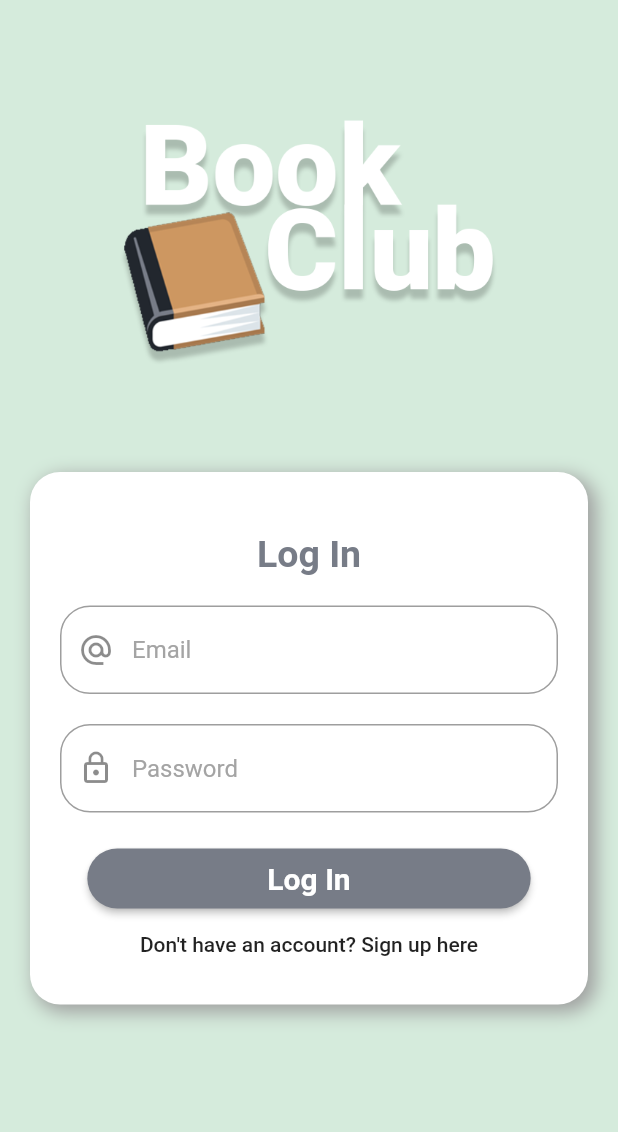
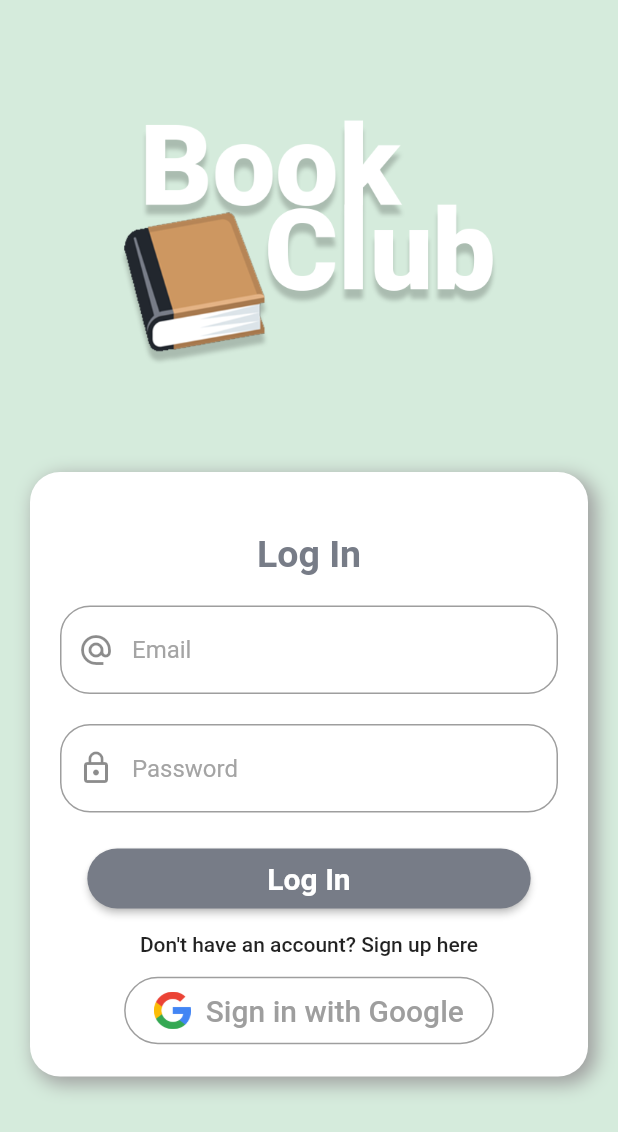
Before and after one commit to davorkomusanac/bookclub, a Flutter app: the screen it shows after launch, on a phone screen of 412 x 824 dp. Shown: the top 1132 px of the screen. Run offline on Flutter 3.47's test engine with Material 2 defaults, Android fonts, the phone set to English and light mode, and no system bars; our stand-ins replace firebase_auth, google_sign_in; accounts and stored records are empty.

Commit message:
Added Google Sign In

```diff
--- a/book_club/lib/screens/login/localwidgets/loginForm.dart
+++ b/book_club/lib/screens/login/localwidgets/loginForm.dart
@@ -4,6 +4,11 @@ import 'package:book_club/states/currentUser.dart';
 import 'package:book_club/widgets/ourContainer.dart';
 import 'package:flutter/material.dart';
 import 'package:provider/provider.dart';
+
+enum LoginType {
+  email,
+  google,
+}
 
 class OurLoginForm extends StatefulWidget {
   @override
@@ -14,11 +19,21 @@ class _OurLoginFormState extends State<OurLoginForm> {
   TextEditingController _emailController = TextEditingController();
   TextEditingController _passwordController = TextEditingController();
 
-  void _logInUser(String email, String password, BuildContext context) async {
+  void _logInUser({@required LoginType type, String email, String password, BuildContext context}) async {
     CurrentUser _currentUser = Provider.of<CurrentUser>(context, listen: false);
     try {
-      String _returnString =
-          await _currentUser.loginUserWithEmail(email, password);
+      String _returnString;
+
+      switch (type) {
+        case LoginType.email:
+          _returnString = await _currentUser.loginUserWithEmail(email, password);
+          break;
+        case LoginType.google:
+          _returnString = await _currentUser.loginUserWithGoogle();
+          break;
+        default:
+      }
+
       if (_returnString == "success") {
         Navigator.of(context).push(
           MaterialPageRoute(
@@ -36,6 +51,35 @@ class _OurLoginFormState extends State<OurLoginForm> {
     } catch (e) {
       print(e);
     }
+  }
+
+  Widget _googleButton() {
+    return OutlineButton(
+      onPressed: () {
+        _logInUser(type: LoginType.google, context: context);
+      },
+      shape: RoundedRectangleBorder(borderRadius: BorderRadius.circular(40.0)),
+      splashColor: Colors.grey,
+      highlightElevation: 0,
+      borderSide: BorderSide(color: Colors.grey),
+      child: Padding(
+        padding: const EdgeInsets.fromLTRB(0, 10, 0, 10),
+        child: Row(
+          mainAxisSize: MainAxisSize.min,
+          mainAxisAlignment: MainAxisAlignment.center,
+          children: [
+            Image(image: AssetImage("assets/google_logo.png"), height: 25.0),
+            Padding(
+              padding: const EdgeInsets.only(left: 10.0),
+              child: Text(
+                "Sign in with Google",
+                style: TextStyle(fontSize: 20, color: Colors.grey),
+              ),
+            ),
+          ],
+        ),
+      ),
+    );
   }
 
   @override
@@ -74,16 +118,21 @@ class _OurLoginFormState extends State<OurLoginForm> {
           RaisedButton(
             onPressed: () {
               _logInUser(
-                  _emailController.text, _passwordController.text, context);
+                type: LoginType.email,
+                email: _emailController.text,
+                password: _passwordController.text,
+                context: context,
+              );
             },
             child: Padding(
               padding: EdgeInsets.symmetric(horizontal: 100.0),
               child: Text(
                 "Log In",
                 style: TextStyle(
-                    color: Colors.white,
-                    fontWeight: FontWeight.bold,
-                    fontSize: 20.0),
+                  color: Colors.white,
+                  fontWeight: FontWeight.bold,
+                  fontSize: 20.0,
+                ),
               ),
             ),
           ),
@@ -98,6 +147,7 @@ class _OurLoginFormState extends State<OurLoginForm> {
               );
             },
           ),
+          _googleButton(),
         ],
       ),
     );
--- a/book_club/pubspec.yaml
+++ b/book_club/pubspec.yaml
@@ -25,6 +25,7 @@ dependencies:
     sdk: flutter
   firebase_auth: ^0.16.0
   provider: ^4.3.2+2
+  google_sign_in: ^4.2.0
 
 
 
```
Also changed, not shown: book_club/lib/states/currentUser.dart (+25 -0 lines), book_club/assets/google_logo.png (added), book_club/pubspec.lock, 1 other file.
